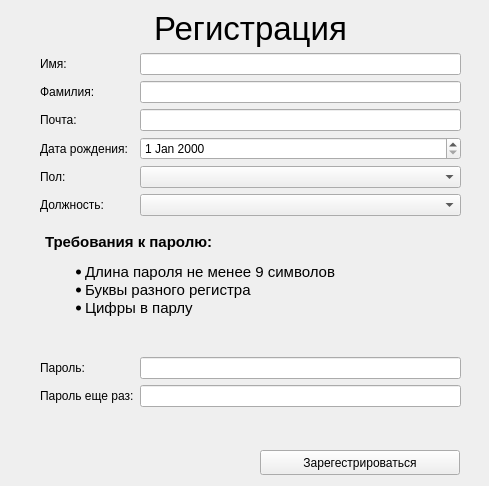
First picture: the form in ui/create_account.ui, repository OCCCAS/Yandex, before the edit.
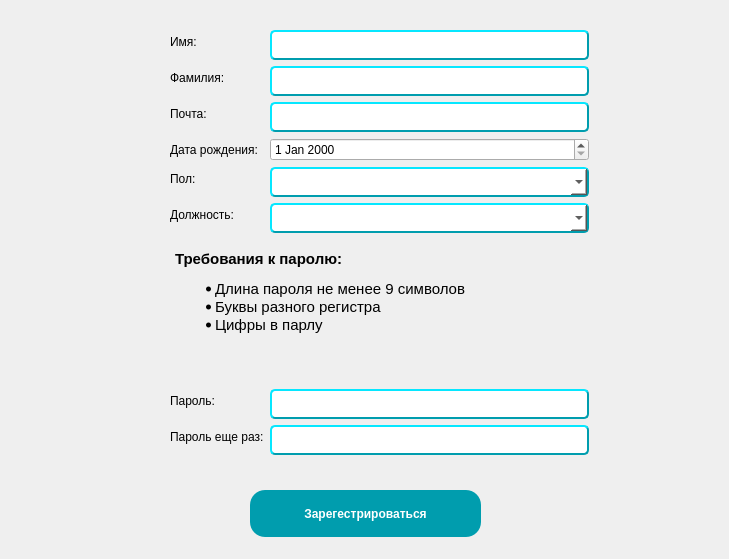
Second picture: the form after the edit.

Commit message: build: changed create_account window style

The edit to the form file:
```diff
--- a/ui/create_account.ui
+++ b/ui/create_account.ui
@@ -6,62 +6,86 @@
    <rect>
     <x>0</x>
     <y>0</y>
-    <width>489</width>
-    <height>486</height>
+    <width>729</width>
+    <height>559</height>
    </rect>
   </property>
   <property name="windowTitle">
    <string>Form</string>
   </property>
-  <widget class="QWidget" name="verticalLayoutWidget">
+  <property name="autoFillBackground">
+   <bool>true</bool>
+  </property>
+  <property name="styleSheet">
+   <string notr="true">backgound: white;</string>
+  </property>
+  <widget class="QPushButton" name="btn_create_account">
    <property name="geometry">
     <rect>
-     <x>40</x>
-     <y>10</y>
-     <width>421</width>
-     <height>397</height>
+     <x>250</x>
+     <y>490</y>
+     <width>231</width>
+     <height>47</height>
     </rect>
    </property>
-   <layout class="QVBoxLayout" name="verticalLayout">
-    <item>
-     <widget class="QLabel" name="label_9">
       <property name="font">
        <font>
-        <pointsize>25</pointsize>
-       </font>
-      </property>
+     <weight>75</weight>
+     <bold>true</bold>
+    </font>
+   </property>
+   <property name="styleSheet">
+    <string notr="true">padding: 10px 10px;
+background-color: #009dae;
+border-width: 2px;
+border-radius: 15px;
+color: white;
+</string>
+   </property>
       <property name="text">
-       <string>Регистрация</string>
-      </property>
-      <property name="alignment">
-       <set>Qt::AlignCenter</set>
-      </property>
-     </widget>
-    </item>
-    <item>
-     <spacer name="verticalSpacer">
-      <property name="orientation">
-       <enum>Qt::Vertical</enum>
-      </property>
-      <property name="sizeHint" stdset="0">
-       <size>
-        <width>20</width>
-        <height>40</height>
-       </size>
-      </property>
-     </spacer>
-    </item>
-    <item>
+    <string>Зарегестрироваться</string>
+   </property>
+  </widget>
+  <widget class="QLabel" name="lbl_error">
+   <property name="geometry">
+    <rect>
+     <x>40</x>
+     <y>440</y>
+     <width>421</width>
+     <height>21</height>
+    </rect>
+   </property>
+   <property name="styleSheet">
+    <string notr="true">color: red;</string>
+   </property>
+   <property name="text">
+    <string/>
+   </property>
+  </widget>
+  <widget class="QWidget" name="">
+   <property name="geometry">
+    <rect>
+     <x>170</x>
+     <y>30</y>
+     <width>419</width>
+     <height>425</height>
+    </rect>
+   </property>
      <layout class="QFormLayout" name="formLayout">
-      <item row="0" column="0">
-       <widget class="QLabel" name="label">
-        <property name="text">
-         <string>Имя:</string>
-        </property>
-       </widget>
-      </item>
       <item row="0" column="1">
-       <widget class="QLineEdit" name="edit_name"/>
+     <widget class="QLineEdit" name="edit_name">
+      <property name="styleSheet">
+       <string notr="true">background-color: #ffffff;
+border-width: 2px;
+border-radius: 5px;
+color: black;
+padding: 5px 5px;
+border-color: #009dae;
+border-width: 2px;
+border-style: outset;
+</string>
+      </property>
+     </widget>
       </item>
       <item row="1" column="0">
        <widget class="QLabel" name="label_5">
@@ -71,7 +95,19 @@
        </widget>
       </item>
       <item row="1" column="1">
-       <widget class="QLineEdit" name="edit_surname"/>
+     <widget class="QLineEdit" name="edit_surname">
+      <property name="styleSheet">
+       <string notr="true">background-color: #ffffff;
+border-width: 2px;
+border-radius: 5px;
+color: black;
+padding: 5px 5px;
+border-color: #009dae;
+border-width: 2px;
+border-style: outset;
+</string>
+      </property>
+     </widget>
       </item>
       <item row="2" column="0">
        <widget class="QLabel" name="label_4">
@@ -81,7 +117,19 @@
        </widget>
       </item>
       <item row="2" column="1">
-       <widget class="QLineEdit" name="edit_email"/>
+     <widget class="QLineEdit" name="edit_email">
+      <property name="styleSheet">
+       <string notr="true">background-color: #ffffff;
+border-width: 2px;
+border-radius: 5px;
+color: black;
+padding: 5px 5px;
+border-color: #009dae;
+border-width: 2px;
+border-style: outset;
+</string>
+      </property>
+     </widget>
       </item>
       <item row="3" column="0">
        <widget class="QLabel" name="label_6">
@@ -92,6 +140,22 @@
       </item>
       <item row="3" column="1">
        <widget class="QDateEdit" name="dtchoice_birthday">
+      <property name="styleSheet">
+       <string notr="true">background-color: #ffffff;
+border-width: 2px;
+border-radius: 5px;
+color: black;
+padding: 5px 5px;
+border-color: #009dae;
+border-width: 2px;
+border-style: outset;
+QComboBox QAbstractItemView {
+  color: rgb(85, 170, 255);	
+  background-color: #373e4e;
+  padding: 10px;
+  selection-background-color: rgb(39, 44, 54);
+}</string>
+      </property>
         <property name="currentSection">
          <enum>QDateTimeEdit::DaySection</enum>
         </property>
@@ -115,6 +179,17 @@
       </item>
       <item row="4" column="1">
        <widget class="QComboBox" name="cmb_gender">
+      <property name="styleSheet">
+       <string notr="true">background-color: #ffffff;
+border-width: 2px;
+border-radius: 5px;
+color: black;
+padding: 5px 5px;
+border-color: #009dae;
+border-width: 2px;
+border-style: outset;
+</string>
+      </property>
         <property name="locale">
          <locale language="Russian" country="Russia"/>
         </property>
@@ -131,35 +206,32 @@
        </widget>
       </item>
       <item row="5" column="1">
-       <widget class="QComboBox" name="cmb_post"/>
-      </item>
-      <item row="10" column="0">
-       <widget class="QLabel" name="label_3">
-        <property name="text">
-         <string>Пароль:</string>
+     <widget class="QComboBox" name="cmb_post">
+      <property name="styleSheet">
+       <string notr="true">background-color: #ffffff;
+border-width: 2px;
+border-radius: 5px;
+color: black;
+padding: 5px 5px;
+border-color: #009dae;
+border-width: 2px;
+border-style: outset;
+</string>
         </property>
        </widget>
       </item>
-      <item row="10" column="1">
-       <widget class="QLineEdit" name="edit_password">
-        <property name="echoMode">
-         <enum>QLineEdit::Password</enum>
-        </property>
-       </widget>
-      </item>
-      <item row="11" column="0">
-       <widget class="QLabel" name="label_2">
-        <property name="text">
-         <string>Пароль еще раз:</string>
-        </property>
-       </widget>
-      </item>
-      <item row="11" column="1">
-       <widget class="QLineEdit" name="edit_password_again">
-        <property name="echoMode">
-         <enum>QLineEdit::Password</enum>
-        </property>
-       </widget>
+    <item row="7" column="0">
+     <spacer name="verticalSpacer_2">
+      <property name="orientation">
+       <enum>Qt::Vertical</enum>
+      </property>
+      <property name="sizeHint" stdset="0">
+       <size>
+        <width>20</width>
+        <height>40</height>
+       </size>
+      </property>
+     </spacer>
       </item>
       <item row="8" column="0" colspan="2">
        <widget class="QTextBrowser" name="textBrowser">
@@ -178,19 +250,6 @@
         </property>
        </widget>
       </item>
-      <item row="7" column="0">
-       <spacer name="verticalSpacer_2">
-        <property name="orientation">
-         <enum>Qt::Vertical</enum>
-        </property>
-        <property name="sizeHint" stdset="0">
-         <size>
-          <width>20</width>
-          <height>40</height>
-         </size>
-        </property>
-       </spacer>
-      </item>
       <item row="9" column="1">
        <spacer name="verticalSpacer_3">
         <property name="orientation">
@@ -204,38 +263,64 @@
         </property>
        </spacer>
       </item>
-     </layout>
-    </item>
-   </layout>
-  </widget>
-  <widget class="QPushButton" name="btn_create_account">
-   <property name="geometry">
-    <rect>
-     <x>260</x>
-     <y>450</y>
-     <width>200</width>
-     <height>25</height>
-    </rect>
-   </property>
-   <property name="text">
-    <string>Зарегестрироваться</string>
-   </property>
-  </widget>
-  <widget class="QLabel" name="lbl_error">
-   <property name="geometry">
-    <rect>
-     <x>40</x>
-     <y>420</y>
-     <width>421</width>
-     <height>17</height>
-    </rect>
-   </property>
+    <item row="10" column="0">
+     <widget class="QLabel" name="label_3">
+      <property name="text">
+       <string>Пароль:</string>
+      </property>
+     </widget>
+    </item>
+    <item row="10" column="1">
+     <widget class="QLineEdit" name="edit_password">
+      <property name="styleSheet">
+       <string notr="true">background-color: #ffffff;
+border-width: 2px;
+border-radius: 5px;
+color: black;
+padding: 5px 5px;
+border-color: #009dae;
+border-width: 2px;
+border-style: outset;
+</string>
+      </property>
+      <property name="echoMode">
+       <enum>QLineEdit::Password</enum>
+      </property>
+     </widget>
+    </item>
+    <item row="11" column="0">
+     <widget class="QLabel" name="label_2">
+      <property name="text">
+       <string>Пароль еще раз:</string>
+      </property>
+     </widget>
+    </item>
+    <item row="11" column="1">
+     <widget class="QLineEdit" name="edit_password_again">
    <property name="styleSheet">
-    <string notr="true">color: red;</string>
-   </property>
+       <string notr="true">background-color: #ffffff;
+border-width: 2px;
+border-radius: 5px;
+color: black;
+padding: 5px 5px;
+border-color: #009dae;
+border-width: 2px;
+border-style: outset;
+</string>
+      </property>
+      <property name="echoMode">
+       <enum>QLineEdit::Password</enum>
+      </property>
+     </widget>
+    </item>
+    <item row="0" column="0">
+     <widget class="QLabel" name="label">
    <property name="text">
-    <string/>
-   </property>
+       <string>Имя:</string>
+      </property>
+     </widget>
+    </item>
+   </layout>
   </widget>
  </widget>
  <resources/>
```
Lines whose indentation alone changed are shown as unchanged. The commit also changes 1 other file.
